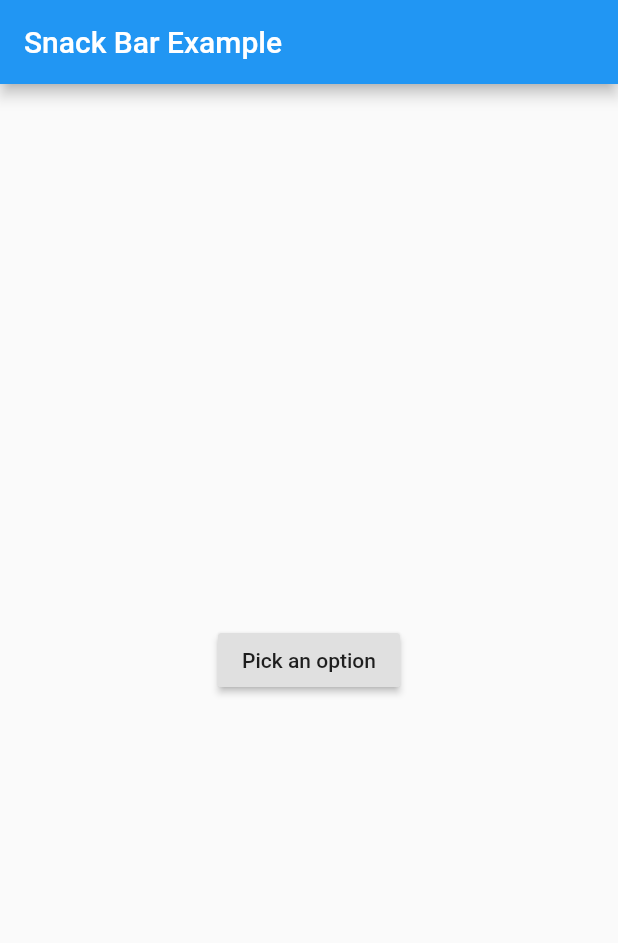
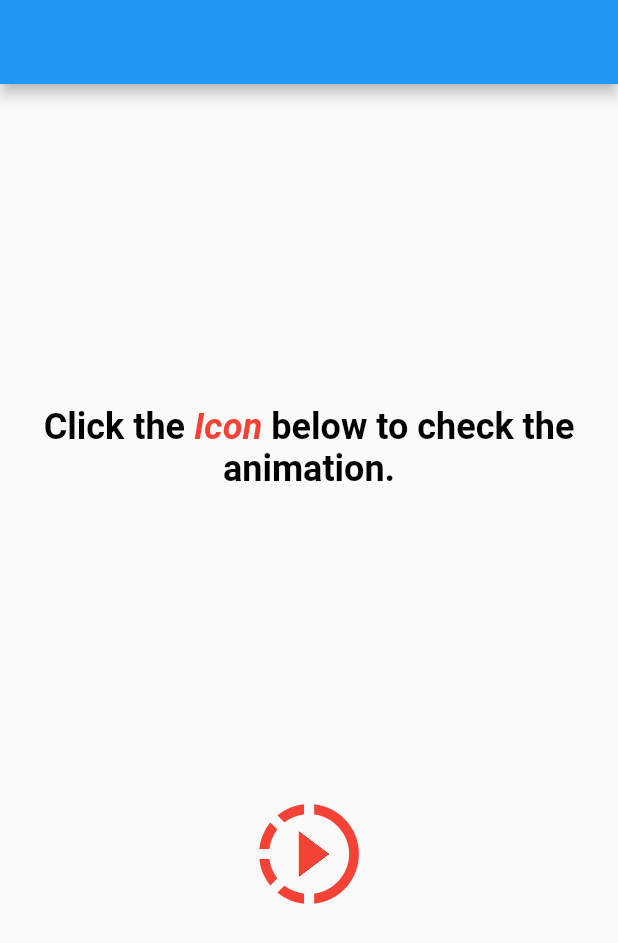
Before and after one commit to AdamZHANG123/intr_to_widgets, a Flutter app: the screen it shows after launch, on a phone screen of 412 x 824 dp. Shown: the top 943 px of the screen. Run offline on Flutter 3.47's test engine with Material 2 defaults, Android fonts, the phone set to English and light mode, and no system bars.

Commit message:
hero animation
tried the hero animation.

```diff
--- /dev/null
+++ b/lib/hero_animation.dart
@@ -0,0 +1,100 @@
+import 'package:flutter/material.dart';
+
+class MyApp extends StatelessWidget {
+  @override
+  Widget build(BuildContext context) {
+    return MaterialApp(
+      initialRoute: '/',
+      routes: <String, WidgetBuilder>{
+        '/': (context) => HomePage(),
+        '/another': (context) => AnotherPage(),
+      },
+    );
+  }
+}
+
+class HomePage extends StatelessWidget {
+  @override
+  Widget build(BuildContext context) {
+    return Scaffold(
+      appBar: AppBar(
+        title: Text(''),
+      ),
+      body: Container(
+        margin: EdgeInsets.symmetric(horizontal: 8, vertical: 12),
+        constraints: BoxConstraints.expand(),
+        child: Column(
+          mainAxisAlignment: MainAxisAlignment.spaceEvenly,
+          crossAxisAlignment: CrossAxisAlignment.center,
+          children: <Widget>[
+            Text.rich(
+              TextSpan(
+                text: 'Click the ',
+                children: <TextSpan>[
+                  TextSpan(
+                    text: 'Icon ',
+                    style: TextStyle(
+                      color: Colors.red,
+                      fontStyle: FontStyle.italic,
+                    ),
+                  ),
+                  TextSpan(
+                    text: 'below to check the animation.',
+                  ),
+                ],
+              ),
+              style: TextStyle(
+                fontSize: 24,
+                fontWeight: FontWeight.bold,
+                color: Colors.black,
+              ),
+              textAlign: TextAlign.center,
+            ),
+            GestureDetector(
+                onTap: () {
+                  Navigator.pushNamed(context, '/another');
+                },
+                child: Hero(
+                  tag: 'lakeImage',
+                  child: Icon(
+                    Icons.slow_motion_video,
+                    size: 80,
+                    color: Colors.red,
+                  ),
+                )),
+          ],
+        ),
+      ),
+    );
+  }
+}
+
+class AnotherPage extends StatelessWidget {
+  @override
+  Widget build(BuildContext context) {
+    return Scaffold(
+      appBar: AppBar(
+        title: Text(''),
+      ),
+      body: Container(
+        margin: EdgeInsets.symmetric(horizontal: 8, vertical: 12),
+        child: Column(
+          children: <Widget>[
+            GestureDetector(
+                onTap: () {
+                  Navigator.pop(context);
+                },
+                child: Hero(
+                  tag: 'lakeImage',
+                  child: Icon(
+                    Icons.slow_motion_video,
+                    size: 80,
+                    color: Colors.green,
+                  ),
+                )),
+          ],
+        ),
+      ),
+    );
+  }
+}
```
Also changed, not shown: lib/main.dart (+10 -1 lines).
